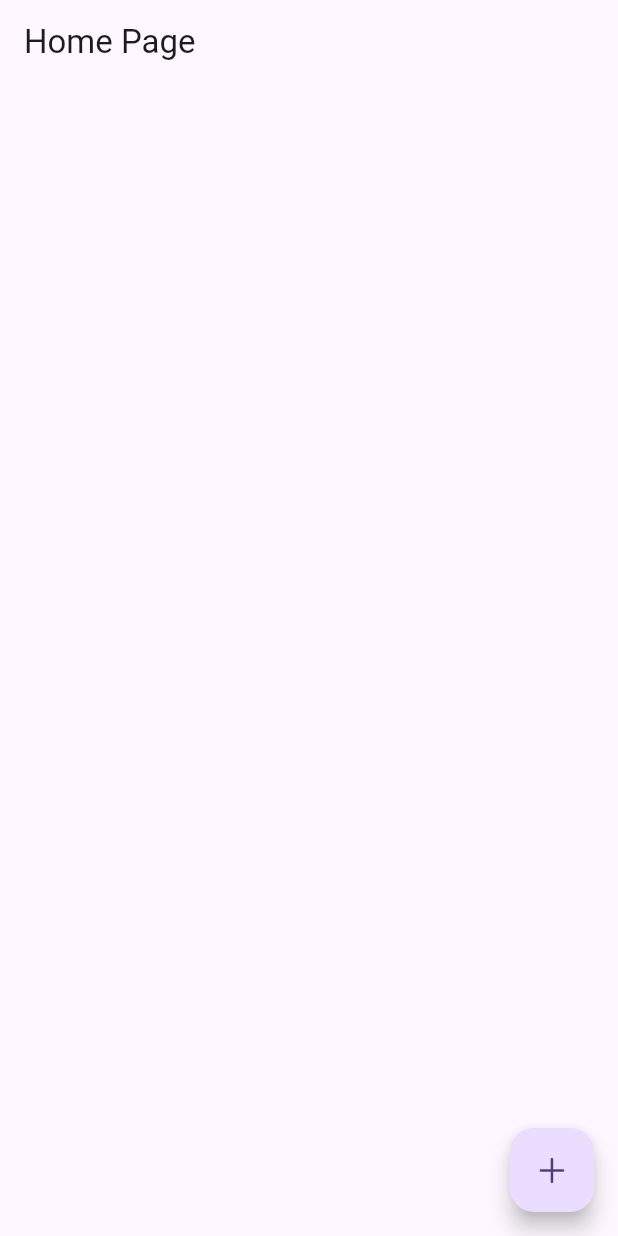
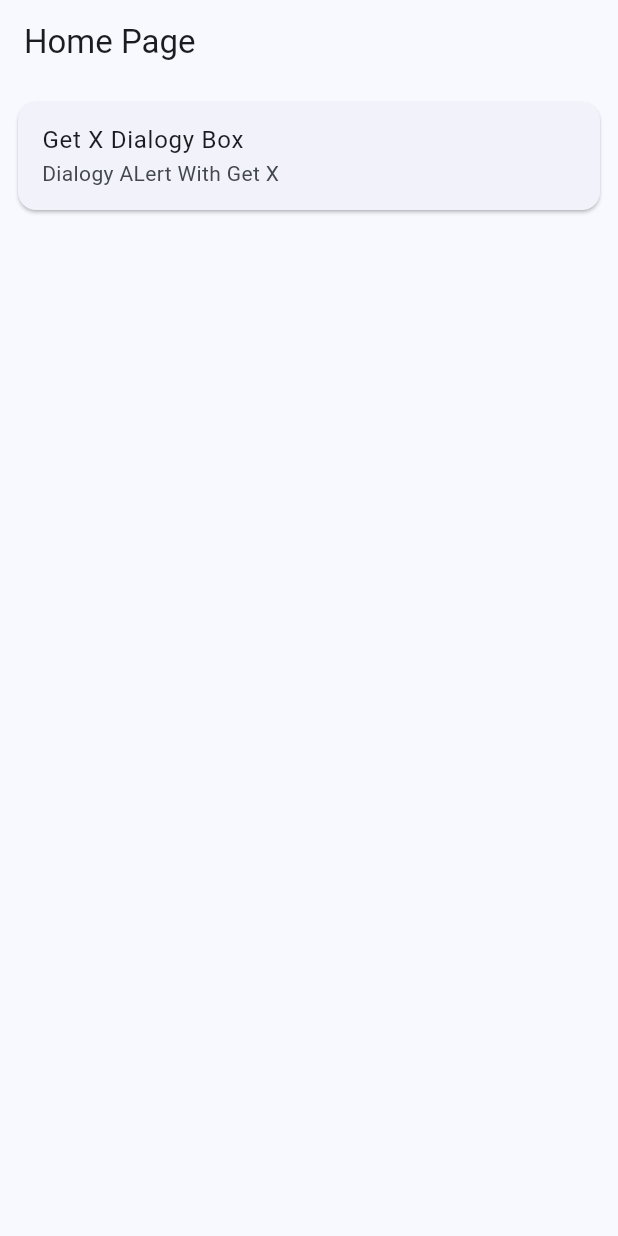
Before and after one commit to thezuraiz/Flutter-Get-X-Tutorial, a Flutter app: the screen it shows after launch, on a phone screen of 412 x 824 dp. Run offline on Flutter 3.47's test engine with Material 3 defaults, Android fonts, the phone set to English and light mode, and no system bars; our stand-ins replace get.

Commit message:
Get-X Default Dialogue

```diff
--- a/lib/main.dart
+++ b/lib/main.dart
@@ -16,7 +16,8 @@ class MyApp extends StatelessWidget {
       title: 'Get-X Learning',
       debugShowCheckedModeBanner: false,
       theme: ThemeData(
-        colorScheme: ColorScheme.fromSeed(seedColor: Colors.deepPurple),
+        colorScheme: ColorScheme.fromSeed(seedColor: Colors.blue),
+        primaryColor: Colors.blue.shade700,
         useMaterial3: true,
       ),
       home: const HomePage(),
--- a/lib/screens/homepage.dart
+++ b/lib/screens/homepage.dart
@@ -16,19 +16,42 @@ class _HomePageState extends State<HomePage> {
       appBar: AppBar(
         title: const Text('Home Page'),
       ),
-      body: Container(),
-      floatingActionButton: FloatingActionButton(
-        child: const Icon(CupertinoIcons.add),
-        onPressed: () {
-          Get.snackbar(
-            "Name",
-            "The Zuraiz",
-            icon: const Icon(CupertinoIcons.news),
-            onTap: (get) {
-              debugPrint('Snack Bar Picked');
+      body: Padding(
+        padding: const EdgeInsets.all(8.0),
+        child: Card(
+          child: ListTile(
+            title: const Text("Get X Dialogy Box"),
+            subtitle: const Text("Dialogy ALert With Get X"),
+            onTap: () {
+              Get.defaultDialog(
+                title: "Delete Chat",
+                middleText: "Are You Sure to Delete this?",
+                // By Default Content Should not more then 3 lines!
+                // To craete more then 3 line:
+                // content: Column(
+                //   children: [
+                //     Text("Content Line 1"),
+                //     Text("Content Line 2"),
+                //     Text("Content Line 3"),
+                //     Text("Content Line 4"),
+                //     Text("Content Line 5"),
+                //     Text("Content Line 6"),
+                //   ],
+                // ),
+                contentPadding: const EdgeInsets.all(20),
+                titlePadding: const EdgeInsets.only(top: 20),
+
+                // textCancel: "Cancel",
+                // textConfirm: "Yes",
+
+                // For custom buttons
+                confirm: TextButton(child: const Text("Confirm"),onPressed: (){},),
+                cancel: TextButton(onPressed: (){}, child: const Text("Negative"))
+
+              );
             },
-          );
-        },
+          ),
+        ),
       ),
     );
   }
```
